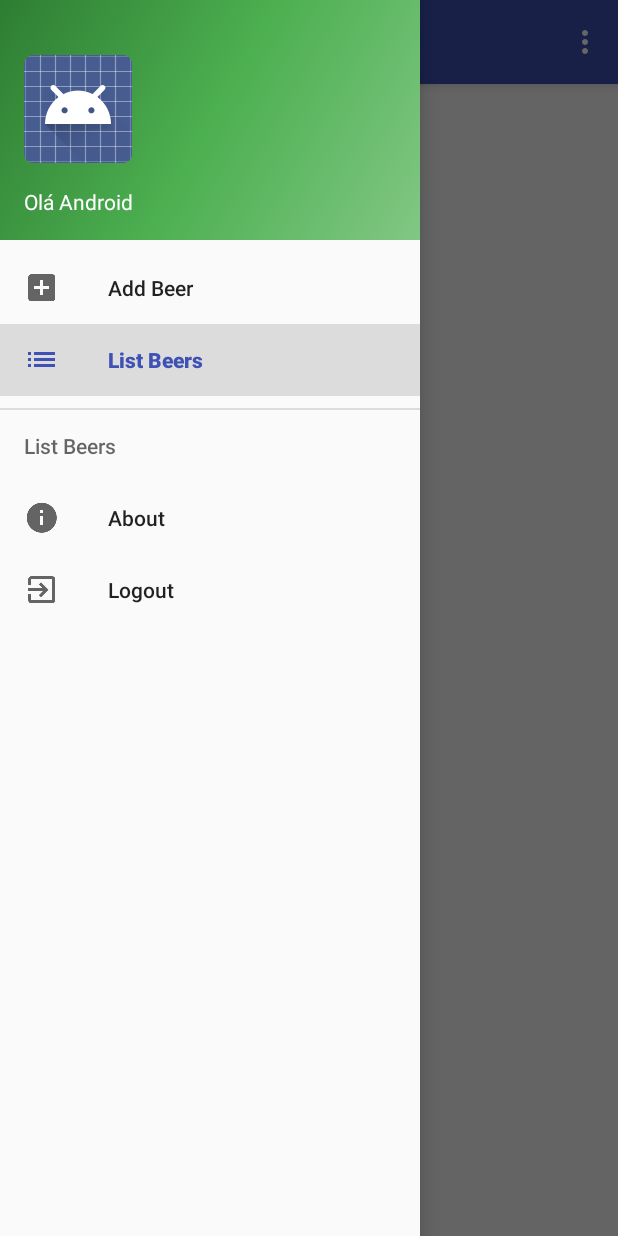
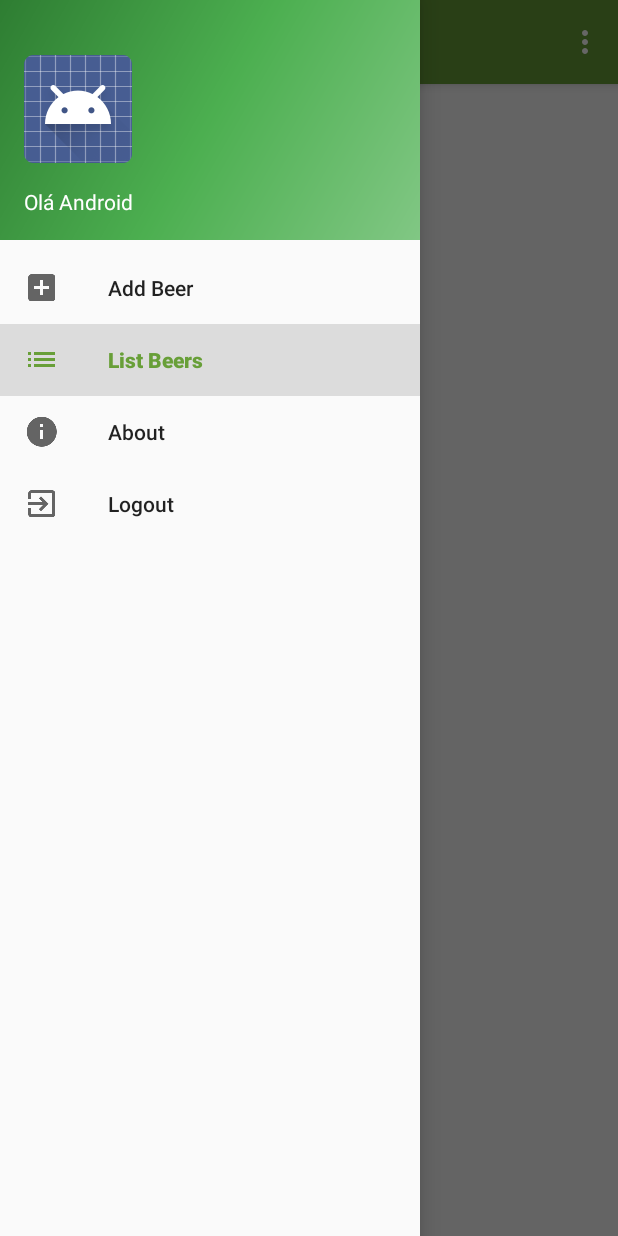
Before and after one commit to rnas/tc-android-app, an Android app: the MainActivity screen opened directly, with no data from a screen before it, with the side drawer open, on a phone screen of 412 x 824 dp. Run offline under Robolectric (Android 15) with nearby library versions, the phone set to English and light mode, and no system bars.

Commit message:
[update] android theme

```diff
--- a/Brejas/app/src/main/res/menu/activity_main_drawer.xml
+++ b/Brejas/app/src/main/res/menu/activity_main_drawer.xml
@@ -12,7 +12,7 @@
             android:icon="@drawable/ic_list_black_24dp"
             android:title="@string/list_beers" />
 
-        <menu>
+
         <item
             android:id="@+id/nav_about"
             android:icon="@drawable/ic_info_black_24dp"
@@ -22,7 +22,6 @@
             android:id="@+id/logout"
             android:icon="@drawable/ic_exit_to_app_black_24dp"
             android:title="@string/menu_logout" />
-        </menu>
 
     </group>
 </menu>
--- a/Brejas/app/src/main/res/values/colors.xml
+++ b/Brejas/app/src/main/res/values/colors.xml
@@ -1,6 +1,11 @@
 <?xml version="1.0" encoding="utf-8"?>
 <resources>
-    <color name="colorPrimary">#3F51B5</color>
-    <color name="colorPrimaryDark">#303F9F</color>
-    <color name="colorAccent">#FF4081</color>
+    <color name="colorPrimary">#689F38</color>
+    <color name="colorPrimaryDark">#416b10</color>
+    <color name="primary_light">#416b10</color>
+    <color name="colorAccent">#FFC107</color>
+    <color name="primary_text">#212121</color>
+    <color name="secondary_text">#757575</color>
+    <color name="icons">#212121</color>
+    <color name="divider">#BDBDBD</color>
 </resources>
```
Lines whose indentation alone changed are shown as unchanged.
